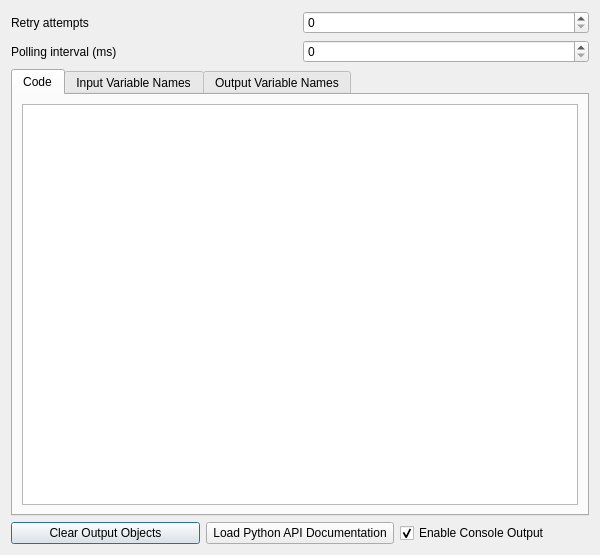
Qt form src/Interface/Modules/Python/InterfaceWithPython.ui (SCIInstitute/SCIRun) before a commit.
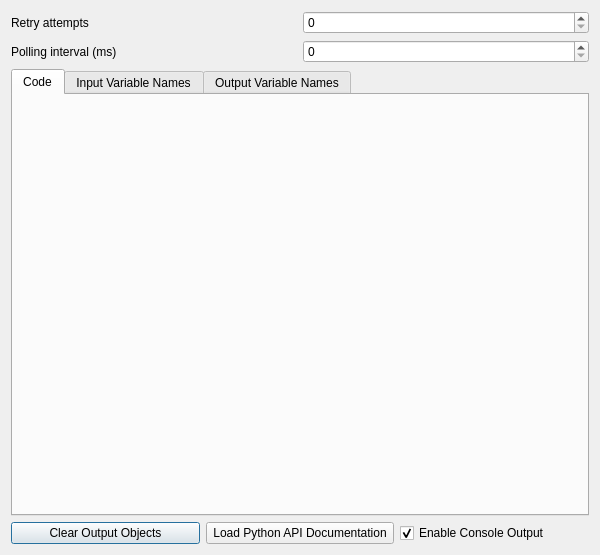
The same form after that commit.

Diff of the .ui file:
```diff
--- a/src/Interface/Modules/Python/InterfaceWithPython.ui
+++ b/src/Interface/Modules/Python/InterfaceWithPython.ui
@@ -61,20 +61,7 @@
       <attribute name="title">
        <string>Code</string>
       </attribute>
-      <layout class="QGridLayout" name="gridLayout_5">
-       <item row="0" column="0">
-        <widget class="QTextEdit" name="pythonCodeTextEdit_">
-         <property name="font">
-          <font>
-           <family>Courier</family>
-          </font>
-         </property>
-         <property name="tabStopWidth">
-          <number>30</number>
-         </property>
-        </widget>
-       </item>
-      </layout>
+      <layout class="QGridLayout" name="gridLayout_5"/>
      </widget>
      <widget class="QWidget" name="tab">
       <attribute name="title">
```
